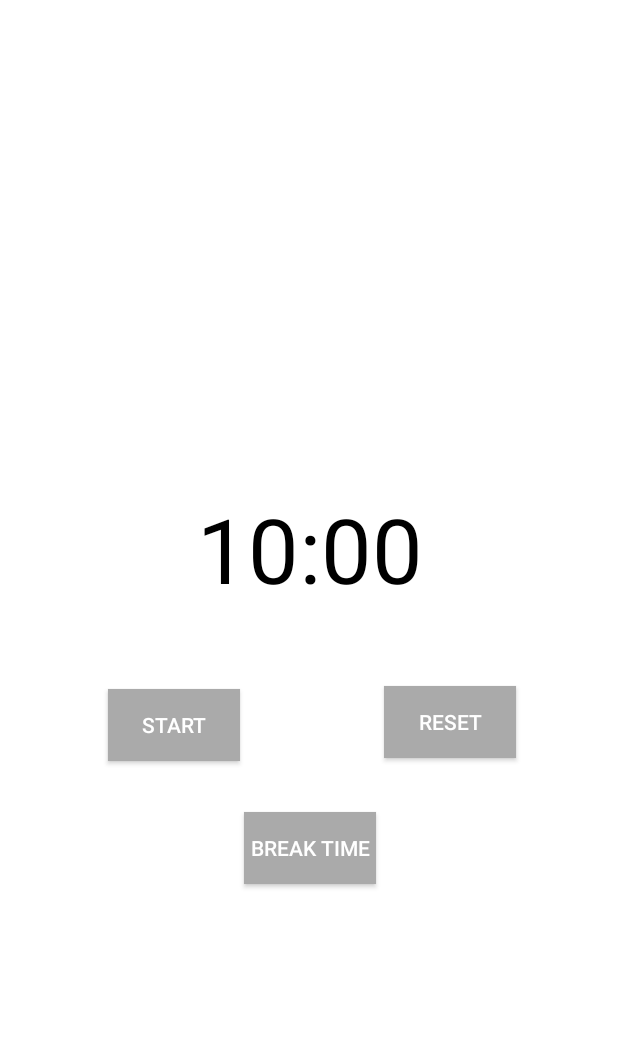
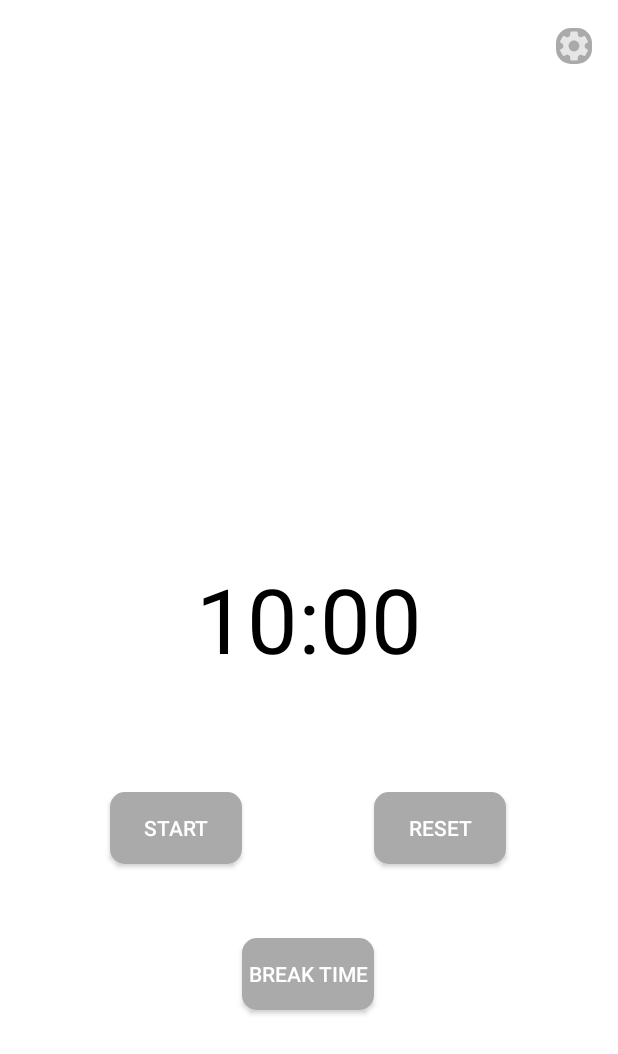
Before and after one commit to LeoShangTang/FinalProjectBugs, an Android app: the screen it shows after launch (MainActivity), on a phone screen of 412 x 824 dp. Shown: the top 1054 px of the screen. Run offline under Robolectric (Android 15) with nearby library versions, the phone set to English and light mode, and no system bars.

Commit message:
UPDATES ADDED ---> NEW BUGS
The app only works on Pixel 2XL API30 for now.

I would like to try to make a updateButton() method that easily calculates the buttons to be updated for the other methods, but I can't get it to work no matter what.

NEW BUG:

    Start ---> Pause ----> Start

    NOW PAUSE BUTTON NO LONGER WORKS
    This also messes up with the reset button, causing some other weird bugs but this should be fixed when pause button works again

    BUT, without pressing pause, reset button now properly resets back to conresponding timers

```diff
--- a/app/src/main/AndroidManifest.xml
+++ b/app/src/main/AndroidManifest.xml
@@ -10,6 +10,9 @@
         android:supportsRtl="true"
         android:theme="@style/Theme.FinalProject">
         <activity
+            android:name=".SettingsActivity"
+            android:exported="false" />
+        <activity
             android:name=".MainActivity"
             android:exported="true">
             <intent-filter>
--- a/app/src/main/java/com/example/finalproject/MainActivity.java
+++ b/app/src/main/java/com/example/finalproject/MainActivity.java
@@ -19,11 +19,14 @@ package com.example.finalproject;
 import androidx.annotation.NonNull;
 import androidx.appcompat.app.AppCompatActivity;
 
+import android.content.Intent;
 import android.content.SharedPreferences;
 import android.os.Bundle;
 import android.os.CountDownTimer;
 import android.view.View;
+import android.view.animation.Animation;
 import android.widget.Button;
+import android.widget.ImageButton;
 import android.widget.TextView;
 
 import java.util.Locale;
@@ -31,10 +34,10 @@ import java.util.Locale;
 public class MainActivity extends AppCompatActivity {
 
     //Times
-    private static final long startTimerMilliseconds = 600000;
+    private static final long startTimeinMilliseconds = 600000;
     private static final long startBreakTimerMilliseconds = 300000;
 
-    private long timeLeftMilliseconds = startTimerMilliseconds;
+    private long timeLeftMilliseconds = startTimeinMilliseconds;
     private long timeLeftBreakTimer = startBreakTimerMilliseconds;
 
     private CountDownTimer countDownTimer;
@@ -51,6 +54,9 @@ public class MainActivity extends AppCompatActivity {
     private Button resetButton;
     private Button breakStudyTimeButton;
 
+    private ImageButton settingsButton;
+
+
     //-----------------------------------ACTIONS_MADE------------------------------------------
 
     @Override
@@ -65,9 +71,21 @@ public class MainActivity extends AppCompatActivity {
         startPauseButton = findViewById(R.id.start_pause_button);
         resetButton = findViewById(R.id.reset_button);
         breakStudyTimeButton = findViewById(R.id.break_time_button);
-
+        settingsButton = findViewById(R.id.setting_Button);
 
         //-----------------------------------ACTIONS_OF_BUTTONS------------------------------------------
+
+        //-----------------------------------SETTINGS BUTTON------------------------------------------
+        settingsButton.setOnClickListener(new View.OnClickListener() {
+            @Override
+            public void onClick(View view) {
+
+                Intent intent = new Intent(getApplicationContext(), SettingsActivity.class);
+                startActivity(intent);
+
+            }
+        });
+
         //---------------START AND PAUSE BUTTON
         startPauseButton.setOnClickListener(new View.OnClickListener() {
             @Override
@@ -166,7 +184,8 @@ public class MainActivity extends AppCompatActivity {
         .start();
         // Add if else statement for breakTimer????????
 
-        if(timeLeftMilliseconds == startTimerMilliseconds){ // If study timer currently exists, timer running is true after button pressed
+        //PROBLEM HERE
+        if(timeLeftMilliseconds == startTimeinMilliseconds){ // If study timer currently exists, timer running is true after button pressed
 
             timerRunning = true;
             breakTimerRunning = false;
@@ -190,6 +209,15 @@ public class MainActivity extends AppCompatActivity {
 
         cancelTimerBugFix();
 
+//        if(breakTimerRunning == true ){ //Resets Break timer back
+//
+//            breakTimerRunning = false;
+//
+//        }else if(timerRunning == true){ //Resets Study Timer back
+//
+//            timerRunning = false;
+//
+//        }
         timerRunning = false;
         breakTimerRunning = false; // KEEP IN EYE ON
 
@@ -207,9 +235,9 @@ public class MainActivity extends AppCompatActivity {
 
             timeLeftMilliseconds = startBreakTimerMilliseconds;
 
-        }else if(timerRunning == true||timeLeftMilliseconds == startTimerMilliseconds){ //Resets Study Timer back
+        }else if(timerRunning == true||timeLeftMilliseconds == startTimeinMilliseconds){ //Resets Study Timer back
 
-            timeLeftMilliseconds = startTimerMilliseconds;
+            timeLeftMilliseconds = startTimeinMilliseconds;
 
         }
 
@@ -248,7 +276,7 @@ public class MainActivity extends AppCompatActivity {
     // --------------- STUDY TIMER STARTS AGAIN
     private void studyTimerStart(){
 
-        timeLeftMilliseconds = startTimerMilliseconds; // setting timer back to study time
+        timeLeftMilliseconds = startTimeinMilliseconds; // setting timer back to study time
 
         updateCountDownText();
         cancelTimerBugFix();
@@ -333,7 +361,7 @@ public class MainActivity extends AppCompatActivity {
 
         SharedPreferences preference = getSharedPreferences("preference", MODE_PRIVATE);
 
-        timeLeftMilliseconds = preference.getLong("millisecondsLeft", startTimerMilliseconds);
+        timeLeftMilliseconds = preference.getLong("millisecondsLeft", startTimeinMilliseconds);
         timeLeftBreakTimer = preference.getLong("breakTimeLeft", startBreakTimerMilliseconds);
 
         timerRunning = preference.getBoolean("timerRunning", false);
--- /dev/null
+++ b/app/src/main/res/drawable/custom_button.xml
@@ -0,0 +1,7 @@
+<?xml version="1.0" encoding="utf-8"?>
+<shape xmlns:android="http://schemas.android.com/apk/res/android" android:shape="rectangle">
+
+    <solid android:color="@color/darker_gray"/>
+    <corners android:radius="10dp" />
+
+</shape>
--- /dev/null
+++ b/app/src/main/res/drawable/ic_baseline_settings.xml
@@ -0,0 +1,10 @@
+<vector xmlns:android="http://schemas.android.com/apk/res/android"
+    android:width="24dp"
+    android:height="24dp"
+    android:viewportWidth="24"
+    android:viewportHeight="24"
+    android:tint="?attr/colorControlNormal">
+  <path
+      android:fillColor="@android:color/white"
+      android:pathData="M19.14,12.94c0.04,-0.3 0.06,-0.61 0.06,-0.94c0,-0.32 -0.02,-0.64 -0.07,-0.94l2.03,-1.58c0.18,-0.14 0.23,-0.41 0.12,-0.61l-1.92,-3.32c-0.12,-0.22 -0.37,-0.29 -0.59,-0.22l-2.39,0.96c-0.5,-0.38 -1.03,-0.7 -1.62,-0.94L14.4,2.81c-0.04,-0.24 -0.24,-0.41 -0.48,-0.41h-3.84c-0.24,0 -0.43,0.17 -0.47,0.41L9.25,5.35C8.66,5.59 8.12,5.92 7.63,6.29L5.24,5.33c-0.22,-0.08 -0.47,0 -0.59,0.22L2.74,8.87C2.62,9.08 2.66,9.34 2.86,9.48l2.03,1.58C4.84,11.36 4.8,11.69 4.8,12s0.02,0.64 0.07,0.94l-2.03,1.58c-0.18,0.14 -0.23,0.41 -0.12,0.61l1.92,3.32c0.12,0.22 0.37,0.29 0.59,0.22l2.39,-0.96c0.5,0.38 1.03,0.7 1.62,0.94l0.36,2.54c0.05,0.24 0.24,0.41 0.48,0.41h3.84c0.24,0 0.44,-0.17 0.47,-0.41l0.36,-2.54c0.59,-0.24 1.13,-0.56 1.62,-0.94l2.39,0.96c0.22,0.08 0.47,0 0.59,-0.22l1.92,-3.32c0.12,-0.22 0.07,-0.47 -0.12,-0.61L19.14,12.94zM12,15.6c-1.98,0 -3.6,-1.62 -3.6,-3.6s1.62,-3.6 3.6,-3.6s3.6,1.62 3.6,3.6S13.98,15.6 12,15.6z"/>
+</vector>
--- a/app/src/main/res/layout/activity_main.xml
+++ b/app/src/main/res/layout/activity_main.xml
@@ -1,5 +1,5 @@
 <?xml version="1.0" encoding="utf-8"?>
-<RelativeLayout xmlns:android="http://schemas.android.com/apk/res/android"
+<androidx.constraintlayout.widget.ConstraintLayout xmlns:android="http://schemas.android.com/apk/res/android"
     xmlns:app="http://schemas.android.com/apk/res-auto"
     xmlns:tools="http://schemas.android.com/tools"
     android:layout_width="match_parent"
@@ -7,15 +7,7 @@
     android:background="@color/white"
     tools:context=".MainActivity">
 
-    <!--    <TextView-->
-    <!--        android:layout_width="wrap_content"-->
-    <!--        android:layout_height="wrap_content"-->
-    <!--        android:text="Hello World!"-->
-    <!--        app:layout_constraintBottom_toBottomOf="parent"-->
-    <!--        app:layout_constraintLeft_toLeftOf="parent"-->
-    <!--        app:layout_constraintRight_toRightOf="parent"-->
-    <!--        app:layout_constraintTop_toTopOf="parent" />-->
-
+    <!-->  TIMER TEXT   -->
     <TextView
         android:id="@+id/countdown_text"
         android:layout_width="wrap_content"
@@ -24,46 +16,77 @@
         android:layout_alignParentTop="true"
         android:layout_alignParentEnd="true"
         android:layout_alignParentBottom="true"
-        android:layout_marginStart="131dp"
-        android:layout_marginTop="325dp"
-        android:layout_marginEnd="130dp"
-        android:layout_marginBottom="327dp"
         android:text="00:00"
         android:textColor="@android:color/black"
-        android:textSize="60sp" />
+        android:textSize="60sp"
+        app:layout_constraintBottom_toBottomOf="parent"
+        app:layout_constraintEnd_toEndOf="parent"
+        app:layout_constraintStart_toStartOf="parent"
+        app:layout_constraintTop_toTopOf="parent" />
 
+    <!-->  START AND PAUSE BUTTON   -->
     <Button
         android:id="@+id/start_pause_button"
         android:layout_width="wrap_content"
         android:layout_height="wrap_content"
         android:layout_alignParentTop="true"
         android:layout_alignParentEnd="true"
-        android:layout_marginTop="459dp"
-        android:layout_marginEnd="252dp"
-        android:background="@android:color/darker_gray"
-        android:text="Start" />
+        android:background="@drawable/custom_button"
+        android:text="Start"
+        app:layout_constraintBottom_toBottomOf="parent"
+        app:layout_constraintEnd_toStartOf="@+id/break_time_button"
+        app:layout_constraintHorizontal_bias="1.0"
+        app:layout_constraintStart_toStartOf="parent"
+        app:layout_constraintTop_toBottomOf="@+id/countdown_text"
+        app:layout_constraintVertical_bias="0.234" />
 
+    <!-->  RESET BUTTON  -->
     <Button
         android:id="@+id/reset_button"
         android:layout_width="wrap_content"
         android:layout_height="wrap_content"
         android:layout_alignParentTop="true"
         android:layout_alignParentEnd="true"
-        android:layout_marginTop="457dp"
-        android:layout_marginEnd="68dp"
-        android:background="@android:color/darker_gray"
-        android:text="Reset" />
+        android:background="@drawable/custom_button"
+        android:text="Reset"
+        app:layout_constraintBottom_toBottomOf="parent"
+        app:layout_constraintEnd_toEndOf="parent"
+        app:layout_constraintHorizontal_bias="0.0"
+        app:layout_constraintStart_toEndOf="@+id/break_time_button"
+        app:layout_constraintTop_toBottomOf="@+id/countdown_text"
+        app:layout_constraintVertical_bias="0.234" />
 
+    <!-->  BREAKTIME BUTTON   -->
     <Button
         android:id="@+id/break_time_button"
         android:layout_width="wrap_content"
         android:layout_height="wrap_content"
         android:layout_alignParentTop="true"
         android:layout_alignParentEnd="true"
-        android:layout_marginTop="541dp"
-        android:layout_marginEnd="161dp"
-        android:background="@android:color/darker_gray"
-        android:text="Break Time" />
+        android:background="@drawable/custom_button"
+        android:text="Break Time"
+        app:layout_constraintBottom_toBottomOf="parent"
+        app:layout_constraintEnd_toEndOf="parent"
+        app:layout_constraintHorizontal_bias="0.498"
+        app:layout_constraintStart_toStartOf="parent"
+        app:layout_constraintTop_toBottomOf="@+id/countdown_text"
+        app:layout_constraintVertical_bias="0.534" />
+
+    <!-->  SETTINGS BUTTON   -->
+    <ImageButton
+        android:id="@+id/setting_Button"
+        android:layout_width="wrap_content"
+        android:layout_height="wrap_content"
+        android:background="@drawable/custom_button"
+        android:layout_alignParentEnd="true"
+        android:layout_alignParentBottom="true"
+        app:layout_constraintBottom_toBottomOf="parent"
+        app:layout_constraintEnd_toEndOf="parent"
+        app:layout_constraintHorizontal_bias="0.955"
+        app:layout_constraintStart_toStartOf="parent"
+        app:layout_constraintTop_toTopOf="parent"
+        app:layout_constraintVertical_bias="0.023"
+        app:srcCompat="@drawable/ic_baseline_settings" />
 
 
-</RelativeLayout>
+</androidx.constraintlayout.widget.ConstraintLayout>
--- a/app/src/main/res/values/colors.xml
+++ b/app/src/main/res/values/colors.xml
@@ -7,4 +7,5 @@
     <color name="teal_700">#FF018786</color>
     <color name="black">#FF000000</color>
     <color name="white">#FFFFFFFF</color>
+    <color name="darker_gray">#aaa</color>
 </resources>
```
Also changed, not shown: app/src/main/java/com/example/finalproject/SettingsActivity.java (added, +35 -0 lines), app/src/main/res/drawable/ic_baseline_arrow_back.xml (added, +11 -0 lines), app/src/main/res/drawable/ic_baseline_arrow_back_ios_new.xml (added, +10 -0 lines), app/src/main/res/layout/activity_settings.xml (added, +152 -0 lines), 1 other file.
